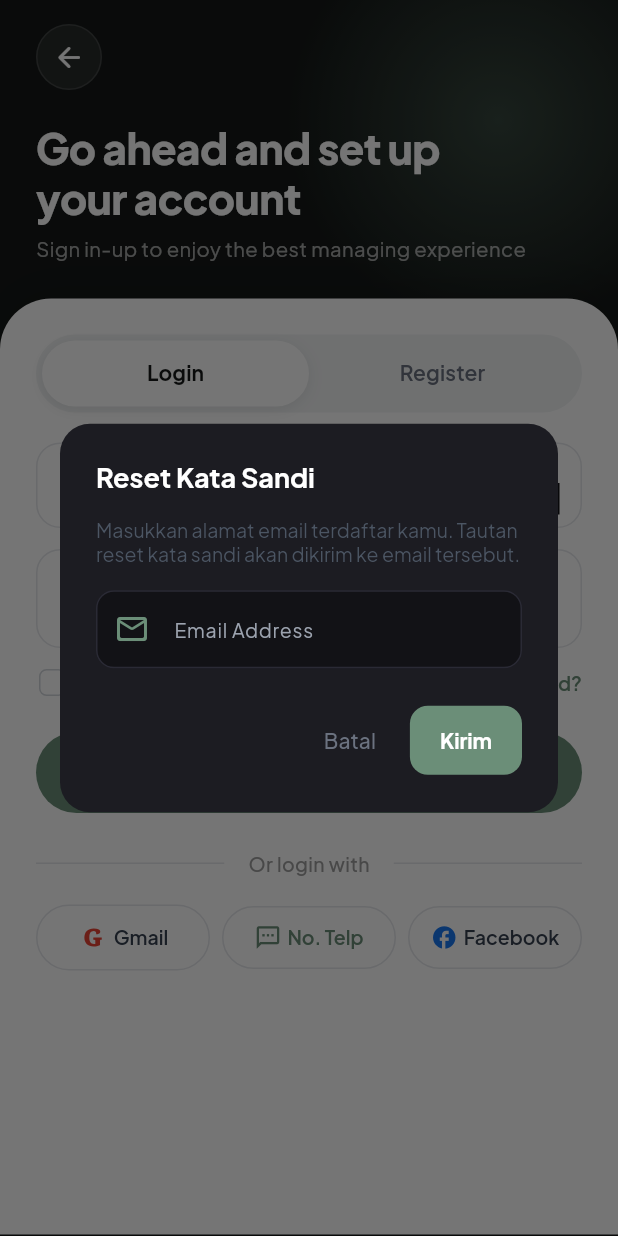
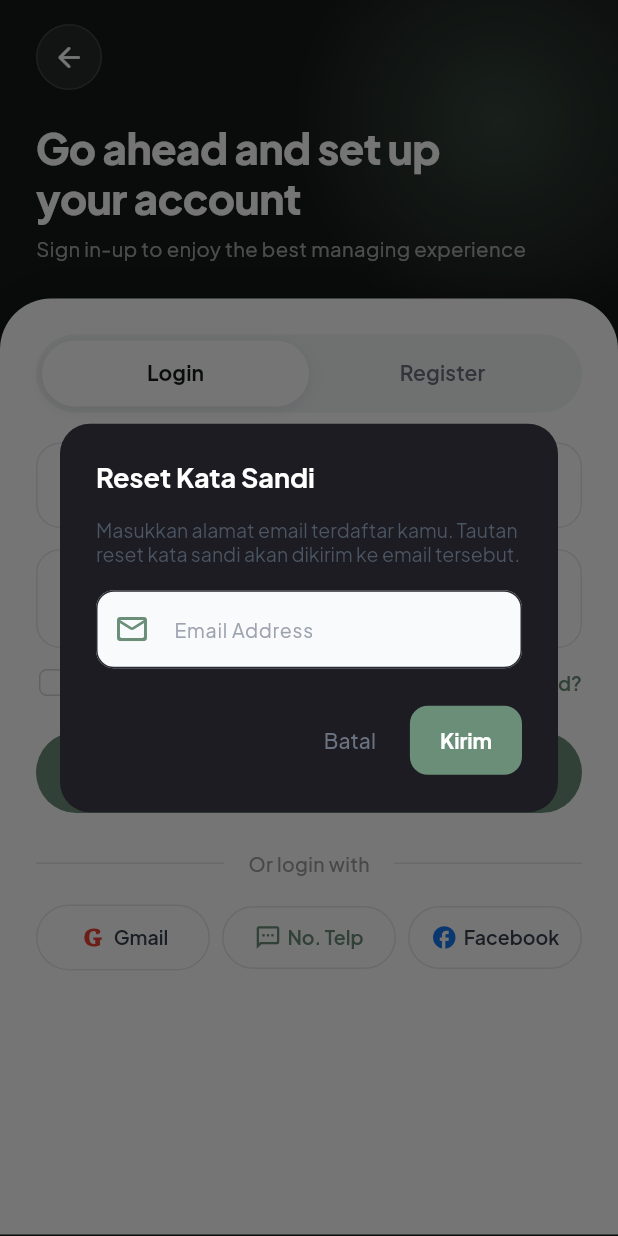
Before and after one commit to rfndra27/Tugasku, a Flutter app: the screen it shows after launch, after a tap on "Forgot Password?", on a phone screen of 412 x 824 dp. Run offline on Flutter 3.47's test engine with Material 3 defaults, Android fonts, the phone set to English and light mode, and no system bars; our stand-ins replace cloud_firestore, cloud_functions, confetti, file_picker, firebase_auth, firebase_core and 3 more; accounts and stored records are empty.

Commit message:
fix(ui): remove black background fill inside auth input fields

```diff
--- a/lib/screens/auth_screen.dart
+++ b/lib/screens/auth_screen.dart
@@ -180,6 +180,8 @@ class _AuthScreenState extends State<AuthScreen> with SingleTickerProviderStateM
               controller: resetEmailController,
               keyboardType: TextInputType.emailAddress,
               decoration: InputDecoration(
+                filled: true,
+                fillColor: const Color(0xFFF9FAFB),
                 labelText: 'Email Address',
                 hintText: 'nama@kampus.ac.id',
                 prefixIcon: const Icon(Icons.mail_outline_rounded, color: Color(0xFF6B8E78)),
@@ -248,6 +250,8 @@ class _AuthScreenState extends State<AuthScreen> with SingleTickerProviderStateM
               controller: codeController,
               keyboardType: TextInputType.number,
               decoration: const InputDecoration(
+                filled: true,
+                fillColor: Color(0xFFF9FAFB),
                 labelText: 'Kode OTP',
                 hintText: '123456',
                 border: OutlineInputBorder(),
@@ -312,6 +316,8 @@ class _AuthScreenState extends State<AuthScreen> with SingleTickerProviderStateM
                 controller: phoneController,
                 keyboardType: TextInputType.phone,
                 decoration: const InputDecoration(
+                  filled: true,
+                  fillColor: Color(0xFFF9FAFB),
                   labelText: 'Nomor Telepon',
                   hintText: '081234567890 atau +628123456789',
                   border: OutlineInputBorder(),
@@ -932,10 +938,12 @@ class _AuthScreenState extends State<AuthScreen> with SingleTickerProviderStateM
                   ),
                   decoration: InputDecoration(
                     isDense: true,
+                    filled: false,
+                    fillColor: Colors.transparent,
                     hintText: hintText,
                     hintStyle: const TextStyle(
                       fontSize: 13,
-                      color: Color(0xFFD1D5DB),
+                      color: Color(0xFF9CA3AF),
                       fontWeight: FontWeight.normal,
                     ),
                     contentPadding: EdgeInsets.zero,
```
